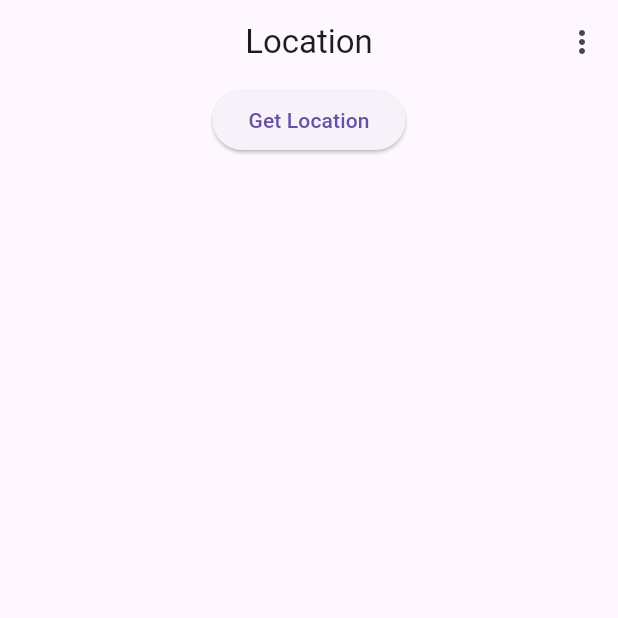
After one commit to highwingers/flutter_playground, a Flutter app: the Location screen opened directly, after a tap on "Get Location", on a phone screen of 412 x 824 dp, the top half of it. The commit adds this screen. Run offline on Flutter 3.47's test engine with Material 3 defaults, Android fonts, the phone set to English and light mode, and no system bars; our stand-ins replace geocoding, geolocator.

Commit message:
added location

```diff
--- /dev/null
+++ b/lib/pages/actionmenu.dart
@@ -0,0 +1,28 @@
+import 'package:flutter/material.dart';
+import 'package:flutter_playground/pages/home.dart';
+import 'package:flutter_playground/pages/location.dart';
+
+
+
+List<Widget> actionMenu(BuildContext context) {
+  return   [
+    PopupMenuButton<String>(
+    onSelected: (value) {
+      // Handle menu actions
+      if(value=='location') {
+        Navigator.push(context, MaterialPageRoute(builder: (_) => Location()));
+      }
+      if(value=='home') {
+        Navigator.push(context, MaterialPageRoute(builder: (_) => Home()));
+      }
+    },
+    itemBuilder: (BuildContext context) {
+      return [
+        PopupMenuItem(value: 'home', child: Text('Home')),
+        PopupMenuItem(value: 'location', child: Text('Location')),
+        PopupMenuItem(value: 'logout', child: Text('Logout')),
+      ];
+    },
+  )
+  ];
+}
--- a/lib/pages/home.dart
+++ b/lib/pages/home.dart
@@ -1,6 +1,7 @@
 import 'package:flutter/material.dart';
 import 'package:http/http.dart' as http;
 import 'package:flutter_playground/pages/thankyou.dart';
+import 'package:flutter_playground/pages/actionmenu.dart';
 class Home extends StatefulWidget {
   const Home({super.key});
 
@@ -17,6 +18,7 @@ class _HomeState extends State<Home> {
     return  Scaffold(
       appBar:  AppBar(
         title: Text("Dart Playground"),
+        actions: actionMenu(context),
       ) ,
      body: Padding(
        padding: const EdgeInsets.all(8.0),
--- /dev/null
+++ b/lib/pages/location.dart
@@ -0,0 +1,81 @@
+import 'package:flutter/material.dart';
+import 'package:flutter_playground/pages/actionmenu.dart';
+import 'package:geolocator/geolocator.dart';
+import 'package:geocoding/geocoding.dart';
+
+class Location extends StatefulWidget {
+  const Location({super.key});
+
+  @override
+  State<Location> createState() => _LocationState();
+}
+
+class _LocationState extends State<Location> {
+  String location = 'Unknown';
+
+  @override
+  Widget build(BuildContext context) {
+    return Scaffold(
+      appBar: AppBar(
+        title: Text('Location'),
+        centerTitle: true,
+        leading: Container(),
+        actions: actionMenu(context),
+      ),
+      body: Column(
+        children: [
+          Center(child: ElevatedButton(onPressed: () async {
+            await getLocation();
+          }, child: Text('Get Location')))
+        ],
+      )
+    );
+  }
+
+  Future<void> getLocation() async {
+    // Check permissions
+    var permission = await Geolocator.checkPermission();
+    if (permission == LocationPermission.denied) {
+      permission = await Geolocator.requestPermission();
+      if (permission == LocationPermission.denied) {
+        setState(() {
+          location = 'Location permissions are denied';
+        });
+        return;
+      }
+    }
+
+    if (permission == LocationPermission.deniedForever) {
+      setState(() {
+        location = 'Location permissions are permanently denied.';
+      });
+      return;
+    }
+
+
+    // Get current position
+    Position position = await Geolocator.getCurrentPosition(
+        desiredAccuracy: LocationAccuracy.high);
+
+    setState(() {
+      location = 'Lat: ${position.latitude}, Lng: ${position.longitude}';
+    });
+
+    print(location);
+
+    List<Placemark> placemarks = await placemarkFromCoordinates(position.latitude, position.longitude);
+
+    if (placemarks.isNotEmpty) {
+      Placemark place = placemarks[0];
+      String address = '''
+          ${place.name}, ${place.street},
+          ${place.locality}, ${place.administrativeArea},
+          ${place.country} - ${place.postalCode}
+          ''';
+
+      print(address);
+    }
+
+    return;
+  }
+}
--- a/lib/pages/thankyou.dart
+++ b/lib/pages/thankyou.dart
@@ -1,4 +1,6 @@
 import 'package:flutter/material.dart';
+import 'package:flutter_playground/pages/actionmenu.dart';
+
 class ThankYou extends StatelessWidget {
 
   final String name;
@@ -11,6 +13,7 @@ class ThankYou extends StatelessWidget {
     return Scaffold(
       appBar: AppBar(
         title: Text("Thank You ${name}"),
+        actions: actionMenu(context),
       ),
       body: Padding(
         padding: const EdgeInsets.all(8.0),
--- a/pubspec.yaml
+++ b/pubspec.yaml
@@ -31,6 +31,8 @@ dependencies:
   flutter:
     sdk: flutter
   http: ^0.13.6
+  geolocator: ^14.0.1
+  geocoding: ^2.1.0
 
   # The following adds the Cupertino Icons font to your application.
   # Use with the CupertinoIcons class for iOS style icons.
```
Also changed, not shown: pubspec.lock, 3 other files.
